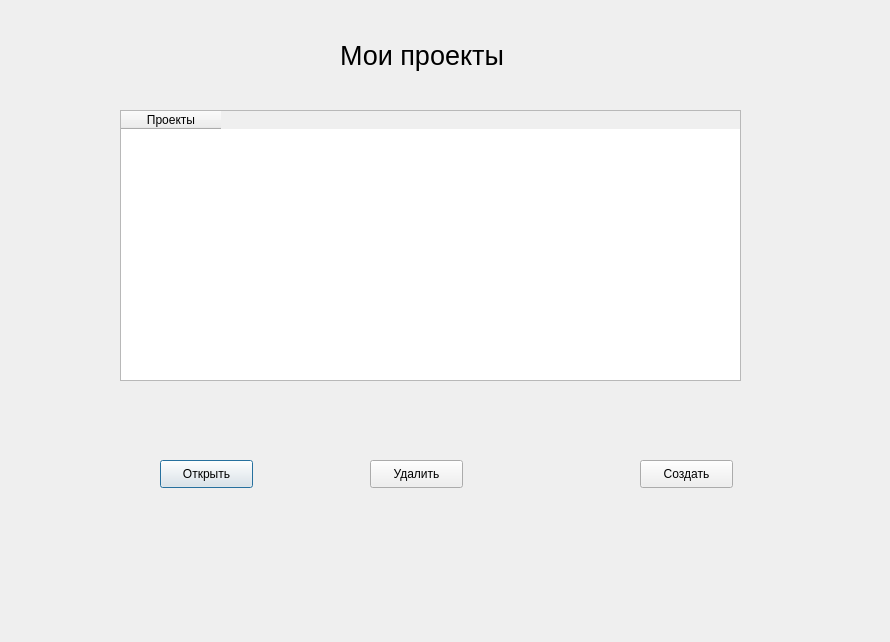
Above: UI/Pesochnica/vibordoska.ui from Tragidra/NauchLab before the change. Below: the same form after it.
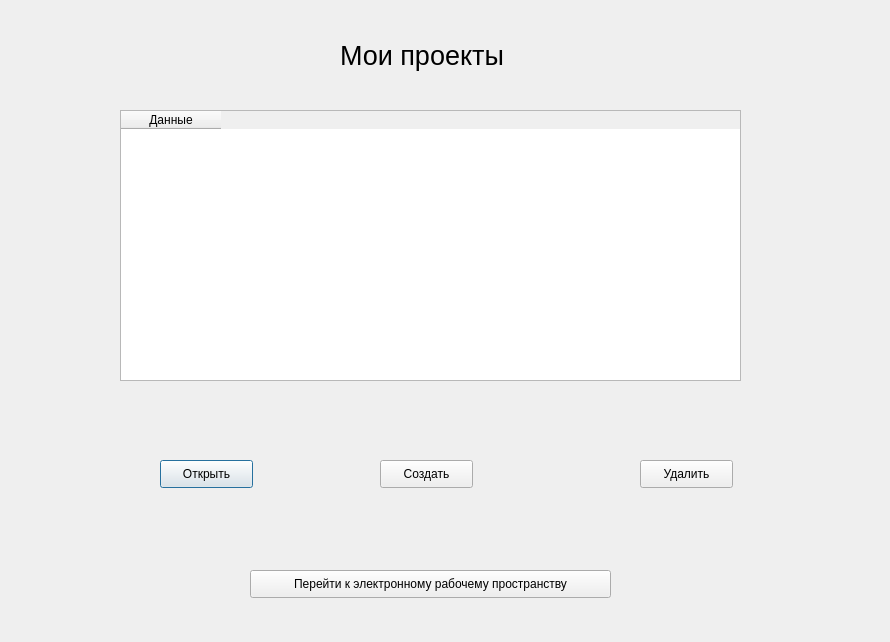
That is the form after the change.

Diff of the .ui file:
```diff
--- a/UI/Pesochnica/vibordoska.ui
+++ b/UI/Pesochnica/vibordoska.ui
@@ -30,7 +30,7 @@
    </property>
    <column>
     <property name="text">
-     <string>Проекты</string>
+     <string>Данные</string>
     </property>
     <property name="font">
      <font>
@@ -77,7 +77,7 @@
   <widget class="QPushButton" name="pushButton333">
    <property name="geometry">
     <rect>
-     <x>640</x>
+     <x>380</x>
      <y>460</y>
      <width>93</width>
      <height>28</height>
@@ -90,7 +90,7 @@
   <widget class="QPushButton" name="pushButton30">
    <property name="geometry">
     <rect>
-     <x>370</x>
+     <x>640</x>
      <y>460</y>
      <width>93</width>
      <height>28</height>
@@ -100,6 +100,19 @@
     <string>Удалить</string>
    </property>
   </widget>
+  <widget class="QPushButton" name="pushButton">
+   <property name="geometry">
+    <rect>
+     <x>250</x>
+     <y>570</y>
+     <width>361</width>
+     <height>28</height>
+    </rect>
+   </property>
+   <property name="text">
+    <string>Перейти к электронному рабочему пространству</string>
+   </property>
+  </widget>
  </widget>
  <resources/>
  <connections/>
```
